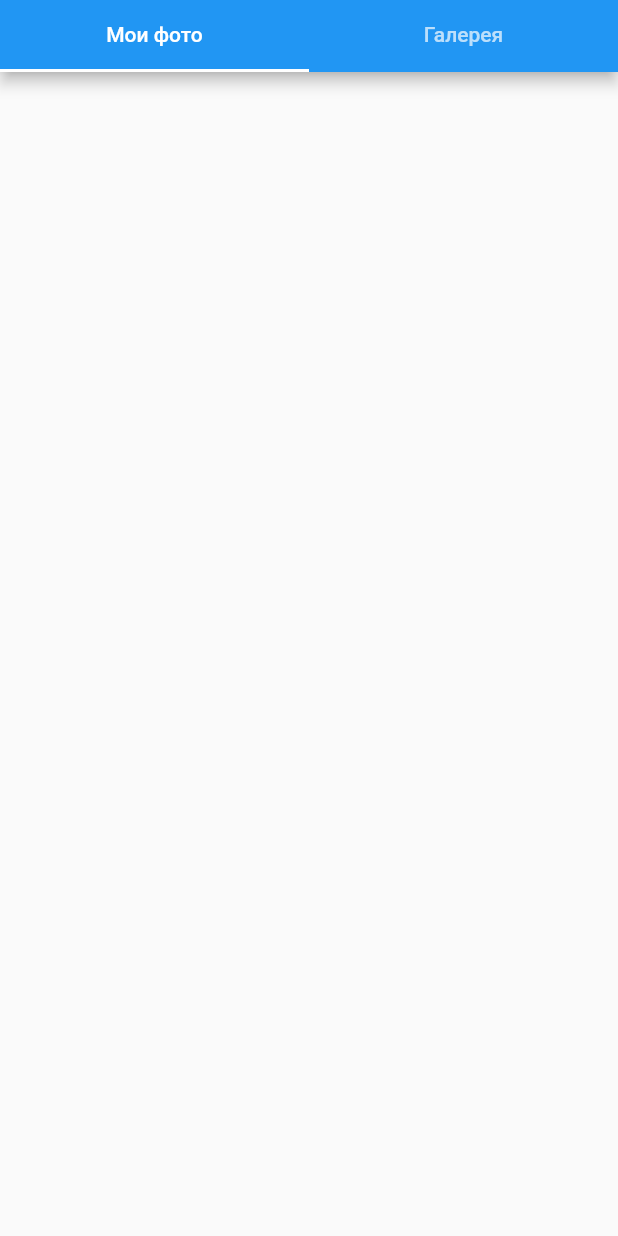
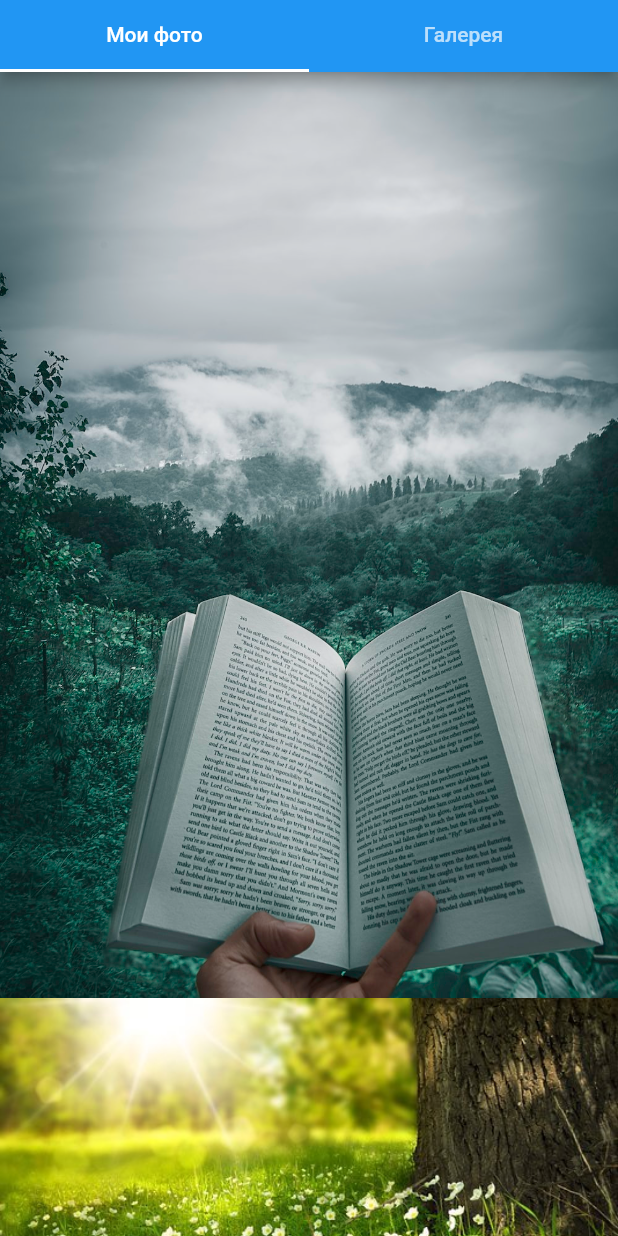
Before and after one commit to divinemuffin/dart_basics, a Flutter app: the screen it shows after launch, on a phone screen of 412 x 824 dp. Run offline on Flutter 3.47's test engine with Material 2 defaults, Android fonts, the phone set to English and light mode, and no system bars; our stand-ins replace carousel_slider, flutter_svg.

Commit message:
sdk updated, local asset images implemented, android and ios builds added and unused code removed

```diff
--- a/flutter_state/lib/main.dart
+++ b/flutter_state/lib/main.dart
@@ -1,5 +1,3 @@
-import 'dart:ui';
-
 import 'package:flutter/material.dart';
 
 void main() {
@@ -22,7 +20,7 @@ class MyApp extends StatelessWidget {
 }
 
 class MyHomePage extends StatefulWidget {
-  MyHomePage({Key key}) : super(key: key);
+  MyHomePage({Key? key}) : super(key: key);
 
   @override
   _MyHomePageState createState() => _MyHomePageState();
@@ -34,28 +32,18 @@ class _MyHomePageState extends State<MyHomePage> {
 
   Map<String, dynamic> data = {
     'Мои фото': [
-      'https://picsum.photos/1200/501',
-      'https://picsum.photos/1200/502',
-      'https://picsum.photos/1200/503',
-      'https://picsum.photos/1200/504',
-      'https://picsum.photos/1200/505',
-      'https://picsum.photos/1200/506',
-      'https://picsum.photos/1200/507',
-      'https://picsum.photos/1200/508',
-      'https://picsum.photos/1200/509',
-      'https://picsum.photos/1200/510',
+      'asset_1.jpeg',
+      'asset_2.jpeg',
+      'asset_3.jpeg',
+      'asset_4.jpeg',
+      'asset_5.jpeg',
     ],
     'Галерея': [
-      'https://picsum.photos/1200/511',
-      'https://picsum.photos/1200/512',
-      'https://picsum.photos/1200/513',
-      'https://picsum.photos/1200/514',
-      'https://picsum.photos/1200/515',
-      'https://picsum.photos/1200/516',
-      'https://picsum.photos/1200/517',
-      'https://picsum.photos/1200/518',
-      'https://picsum.photos/1200/519',
-      'https://picsum.photos/1200/520',
+      'asset_6.jpeg',
+      'asset_7.jpeg',
+      'asset_8.jpeg',
+      'asset_9.jpeg',
+      'asset_10.jpeg',
     ]
   };
 
@@ -76,7 +64,7 @@ class _MyHomePageState extends State<MyHomePage> {
               key: PageStorageKey(sectionName),
               children: <Widget>[
                 ...data[sectionName].map((String e) {
-                  return Image(image: NetworkImage(e));
+                  return Image(image: AssetImage("assets/${e}"));
                 }).toList()
               ],
             );
```
Also changed, not shown: flutter_state/pubspec.yaml (+3 -4 lines), flutter_state/assets/asset_1.jpeg (added), flutter_state/assets/asset_10.jpeg (added), flutter_state/assets/asset_2.jpeg (added), flutter_state/assets/asset_3.jpeg (added), flutter_state/assets/asset_4.jpeg (added), flutter_state/assets/asset_5.jpeg (added), flutter_state/assets/asset_6.jpeg (added), flutter_state/assets/asset_7.jpeg (added), flutter_state/assets/asset_8.jpeg (added), flutter_state/assets/asset_9.jpeg (added), flutter_state/pubspec.lock, 57 other files.
